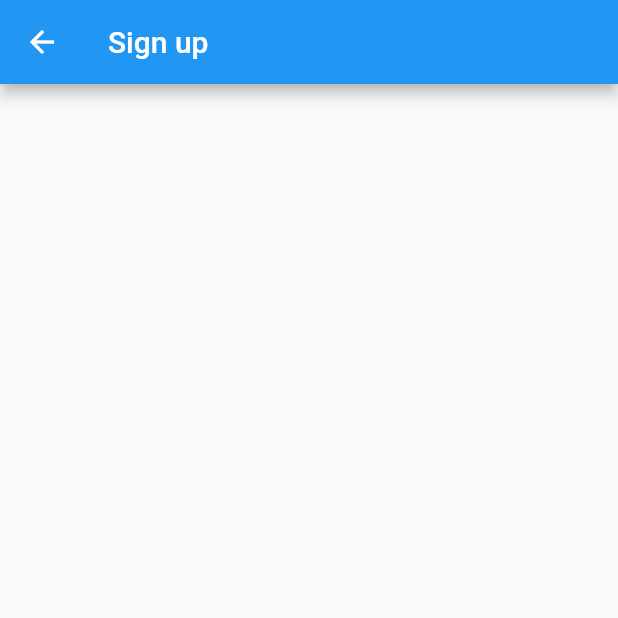
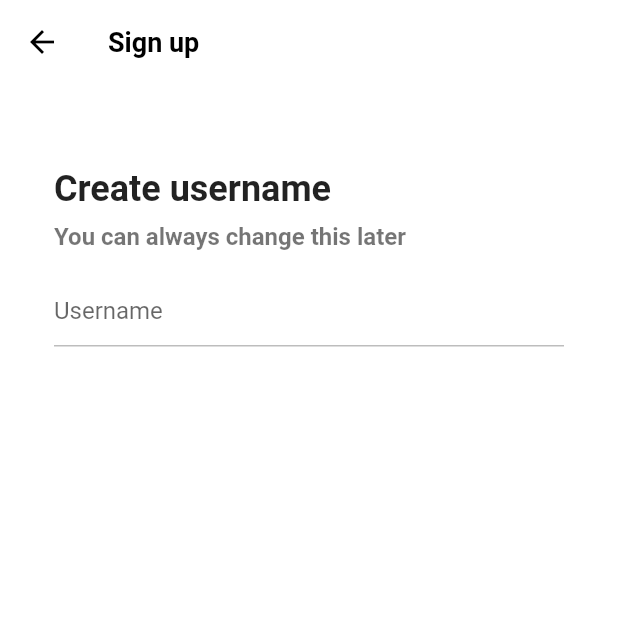
Before and after one commit to oortsae/flutter_tiktok_clone_code, a Flutter app: the screen it shows after launch, after a tap on "Use phone or email", on a phone screen of 412 x 824 dp, the top half of it. Run offline on Flutter 3.47's test engine with Material 2 defaults, Android fonts, the phone set to English and light mode, and no system bars; our stand-ins replace font_awesome_flutter.

Commit message:
Create_email_userscreen & Make Gesture

```diff
--- a/lib/features/authentication/widgets/auth_button.dart
+++ b/lib/features/authentication/widgets/auth_button.dart
@@ -6,6 +6,7 @@ class AuthButton extends StatelessWidget {
   final String text;
   final FaIcon icon;
   final Function onButtonTap;
+
   const AuthButton({
     super.key,
     required this.text,
--- a/lib/features/authentication/widgets/email_screen.dart
+++ b/lib/features/authentication/widgets/email_screen.dart
@@ -1,6 +1,7 @@
 import 'package:flutter/material.dart';
-import 'package:flutter/src/widgets/framework.dart';
-import 'package:flutter/src/widgets/placeholder.dart';
+
+import '../../../constants/gaps.dart';
+import '../../../constants/sizes.dart';
 
 class EmailScreen extends StatelessWidget {
   const EmailScreen({super.key});
@@ -9,7 +10,52 @@ class EmailScreen extends StatelessWidget {
   Widget build(BuildContext context) {
     return Scaffold(
       appBar: AppBar(
-        title: const Text("Sign up"),
+        title: const Text(
+          "Sign up",
+        ),
+      ),
+      body: Padding(
+        padding: const EdgeInsets.all(Sizes.size36),
+        child: Column(
+          crossAxisAlignment: CrossAxisAlignment.start,
+          children: [
+            Gaps.v20,
+            const Text(
+              "Create username",
+              style: TextStyle(
+                fontSize: Sizes.size24,
+                fontWeight: FontWeight.w600,
+              ),
+            ),
+            Gaps.v8,
+            const Text(
+              "You can always change this later",
+              style: TextStyle(
+                fontSize: Sizes.size16,
+                color: Colors.black54,
+                fontWeight: FontWeight.w600,
+              ),
+            ),
+            Gaps.v16,
+            TextField(
+              decoration: InputDecoration(
+                hintText: "Username",
+                enabledBorder: UnderlineInputBorder(
+                  borderSide: BorderSide(
+                    color: Colors.grey.shade400,
+                  ),
+                ),
+                focusedBorder: UnderlineInputBorder(
+                  borderSide: BorderSide(
+                    color: Colors.grey.shade400,
+                  ),
+                ),
+              ),
+              cursorColor: Theme.of(context).primaryColor,
+            ),
+            Gaps.v16,
+          ],
+        ),
       ),
     );
   }
--- a/lib/features/authentication/widgets/sign_up_screen.dart
+++ b/lib/features/authentication/widgets/sign_up_screen.dart
@@ -17,7 +17,7 @@ class SignUpScreen extends StatelessWidget {
     );
   }
 
-  void onLoginBtnTap(BuildContext context) {
+  void _onLoginBtnTap(BuildContext context) {
     Navigator.of(context).push(
       MaterialPageRoute(
         builder: (context) => const EmailScreen(),
@@ -52,25 +52,25 @@ class SignUpScreen extends StatelessWidget {
               ),
               Gaps.v40,
               AuthButton(
-                onButtonTap: onLoginBtnTap,
+                onButtonTap: _onLoginBtnTap,
                 icon: const FaIcon(FontAwesomeIcons.user),
                 text: "Use phone or email",
               ),
               Gaps.v10,
               AuthButton(
-                onButtonTap: onLoginBtnTap,
+                onButtonTap: _onLoginBtnTap,
                 icon: const FaIcon(FontAwesomeIcons.apple),
                 text: "Continue with apple",
               ),
               Gaps.v10,
               AuthButton(
-                onButtonTap: onLoginBtnTap,
+                onButtonTap: _onLoginBtnTap,
                 icon: const FaIcon(FontAwesomeIcons.facebook),
                 text: "Continue with facebook",
               ),
               Gaps.v10,
               AuthButton(
-                onButtonTap: onLoginBtnTap,
+                onButtonTap: _onLoginBtnTap,
                 icon: const FaIcon(FontAwesomeIcons.google),
                 text: "Continue with google",
               ),
@@ -79,7 +79,7 @@ class SignUpScreen extends StatelessWidget {
         ),
       ),
       bottomNavigationBar: BottomAppBar(
-        color: Colors.grey.shade100,
+        color: Colors.grey.shade50,
         elevation: 1,
         child: Padding(
           padding: const EdgeInsets.symmetric(
--- a/lib/main.dart
+++ b/lib/main.dart
@@ -1,4 +1,5 @@
 import 'package:flutter/material.dart';
+import 'package:flutter_tiktok_clone_code/constants/sizes.dart';
 import 'package:flutter_tiktok_clone_code/features/authentication/widgets/sign_up_screen.dart';
 
 void main() {
@@ -14,7 +15,17 @@ class TikTokApp extends StatelessWidget {
     return MaterialApp(
       title: 'Tiktok clone',
       theme: ThemeData(
+        scaffoldBackgroundColor: Colors.white,
         primaryColor: const Color(0xFFE9435A),
+        appBarTheme: const AppBarTheme(
+          foregroundColor: Colors.black,
+          backgroundColor: Colors.white,
+          elevation: 0,
+          titleTextStyle: TextStyle(
+              color: Colors.black,
+              fontSize: Sizes.size16 + Sizes.size2,
+              fontWeight: FontWeight.w600),
+        ),
       ),
       home: const SignUpScreen(),
     );
```
Also changed, not shown: lib/features/authentication/widgets/login.dart (+20 -22 lines).
